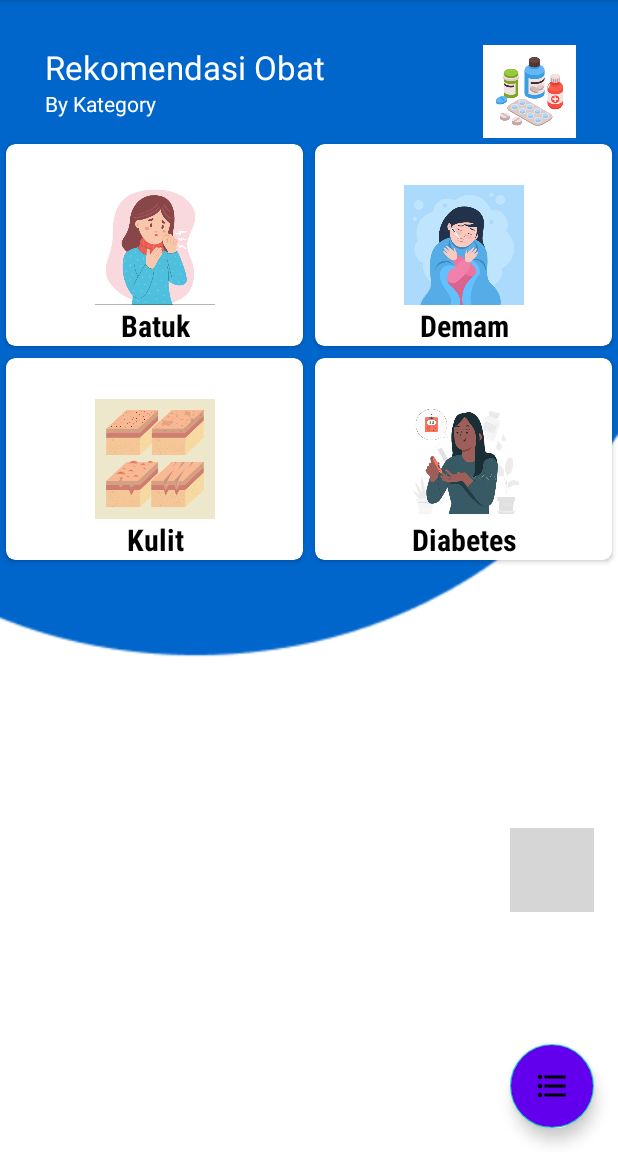
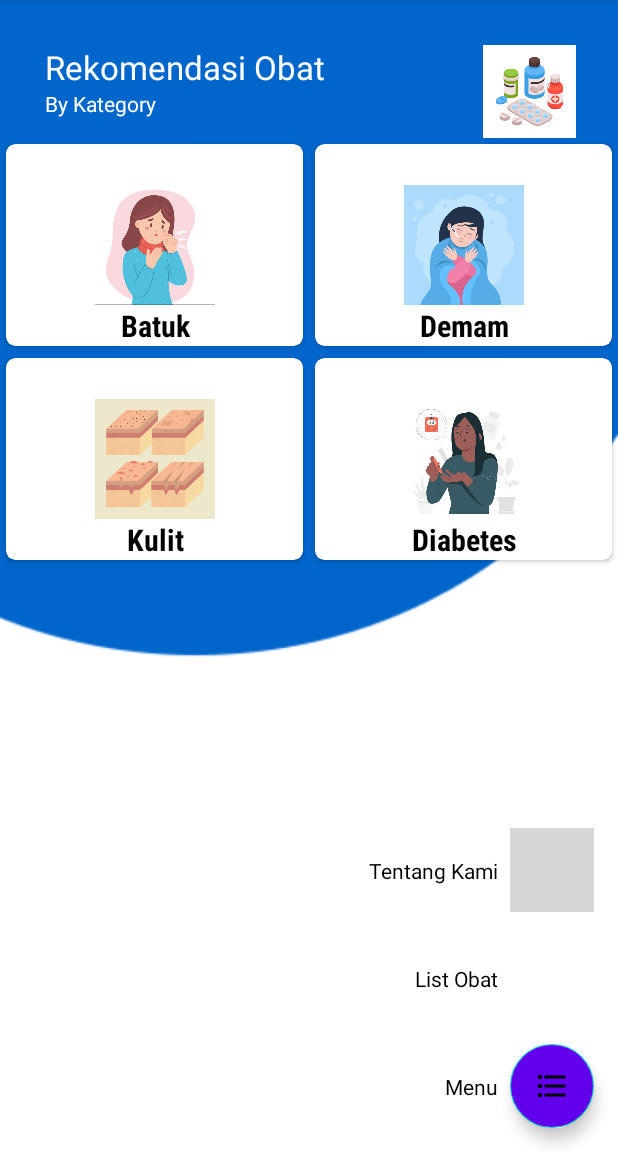
Before and after one commit to nazrifah/Capstone, an Android app: the screen it shows after launch (MainActivity), after a tap on an icon or button, on a phone screen of 412 x 824 dp, the part 84-1236 px from its top. Run offline under Robolectric (Android 15) with nearby library versions, the phone set to English and light mode, and no system bars; grey boxes are pictures that could not be loaded.

Commit message:
menambahkan text floating action button

```diff
--- a/app/src/main/java/com/dicoding/capstone/ui/MainActivity.kt
+++ b/app/src/main/java/com/dicoding/capstone/ui/MainActivity.kt
@@ -62,10 +62,16 @@ class MainActivity : AppCompatActivity() {
         if (!clickedFAB){
             binding.menuList.visibility = View.VISIBLE
             binding.menuHome.visibility = View.VISIBLE
+
+            binding.menuHomeText.visibility = View.VISIBLE
+            binding.menuListText.visibility = View.VISIBLE
         }
         else {
             binding.menuList.visibility = View.INVISIBLE
             binding.menuHome.visibility = View.INVISIBLE
+
+            binding.menuHomeText.visibility = View.INVISIBLE
+            binding.menuListText.visibility = View.INVISIBLE
         }
     }
     private fun animationFab(clickedFAB : Boolean){
--- a/app/src/main/res/layout/activity_main.xml
+++ b/app/src/main/res/layout/activity_main.xml
@@ -225,6 +225,16 @@
    </GridLayout>
 
 
+   <TextView
+       android:id="@+id/fab_text"
+       android:layout_width="wrap_content"
+       android:layout_height="wrap_content"
+       android:text="Menu"
+       app:layout_constraintTop_toTopOf="@id/fab"
+       app:layout_constraintBottom_toBottomOf="@id/fab"
+       app:layout_constraintEnd_toStartOf="@id/fab"
+       android:textColor="@color/black"
+       android:layout_marginEnd="8dp"/>
 
    <com.google.android.material.floatingactionbutton.FloatingActionButton
        android:id="@+id/fab"
@@ -238,6 +248,18 @@
        app:fabSize="normal"
        app:layout_constraintBottom_toBottomOf="parent"
        app:layout_constraintEnd_toEndOf="parent" />
+
+   <TextView
+       android:id="@+id/menu_list_text"
+       android:layout_width="wrap_content"
+       android:layout_height="wrap_content"
+       android:text="List Obat"
+       app:layout_constraintTop_toTopOf="@id/menu_list"
+       app:layout_constraintBottom_toBottomOf="@id/menu_list"
+       app:layout_constraintEnd_toStartOf="@id/menu_list"
+       android:textColor="@color/black"
+       android:visibility="invisible"
+       android:layout_marginEnd="8dp"/>
 
    <com.google.android.material.floatingactionbutton.FloatingActionButton
        android:id="@+id/menu_list"
@@ -253,6 +275,18 @@
        android:layout_marginBottom="16dp"
        android:visibility="invisible"/>
 
+
+   <TextView
+       android:id="@+id/menu_home_text"
+       android:layout_width="wrap_content"
+       android:layout_height="wrap_content"
+       android:text="Tentang Kami"
+       app:layout_constraintTop_toTopOf="@id/menu_home"
+       app:layout_constraintBottom_toBottomOf="@id/menu_home"
+       app:layout_constraintEnd_toStartOf="@id/menu_home"
+       android:textColor="@color/black"
+       android:layout_marginEnd="8dp"
+       android:visibility="invisible"/>
 
    <com.google.android.material.floatingactionbutton.FloatingActionButton
        android:id="@+id/menu_home"
```
